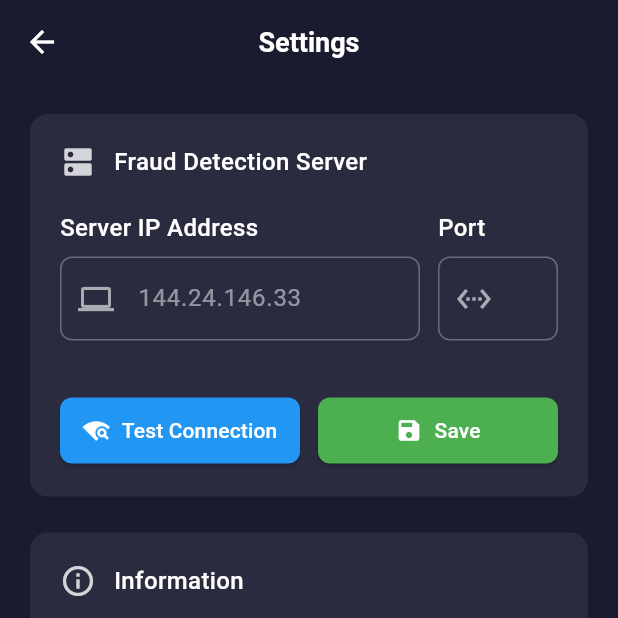
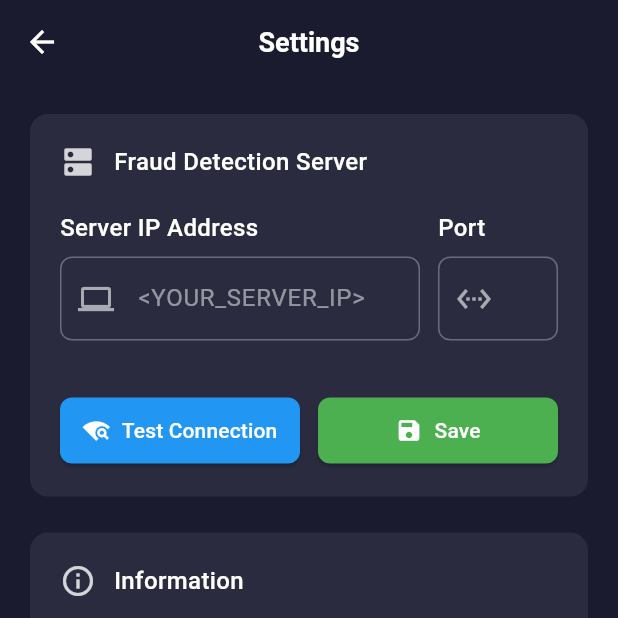
Before and after one commit to ConsoleCzar-2/Beyond_Rules, a Flutter app: the SettingsPage screen opened directly, on a phone screen of 412 x 824 dp, the top half of it. Run offline on Flutter 3.47's test engine with Material 3 defaults, Android fonts, the phone set to English and light mode, and no system bars; our stand-ins replace fl_chart, shared_preferences; missing offline and left inert: tflite_flutter; accounts and stored records are empty; network calls fail.

Commit message:
modified api config

```diff
--- a/mobile-app/lib/pages/settings_page.dart
+++ b/mobile-app/lib/pages/settings_page.dart
@@ -182,7 +182,7 @@ class _SettingsPageState extends State<SettingsPage> {
                                 style: const TextStyle(color: AppColors.white),
                                 keyboardType: TextInputType.numberWithOptions(decimal: true),
                                 decoration: InputDecoration(
-                                  hintText: '144.24.146.33',
+                                  hintText: '<YOUR_SERVER_IP>',
                                   hintStyle: TextStyle(color: AppColors.white.withOpacity(0.5)),
                                   enabledBorder: OutlineInputBorder(
                                     borderSide: BorderSide(color: AppColors.white.withOpacity(0.3)),
--- a/mobile-app/lib/services/settings_service.dart
+++ b/mobile-app/lib/services/settings_service.dart
@@ -8,7 +8,7 @@ class SettingsService {
   static const String _ipKey = 'server_ip';
   static const String _portKey = 'server_port';
 
-  static const String _defaultServerIp = '144.24.146.33';
+  static const String _defaultServerIp = '<YOUR_SERVER_IP>';
   static const String _defaultServerPort = '8000';
 
   static String _currentServerIp = _defaultServerIp;
--- a/signature-verification/lib/services/signature_api_service.dart
+++ b/signature-verification/lib/services/signature_api_service.dart
@@ -3,7 +3,7 @@ import 'package:http/http.dart' as http;
 import '../models/signature_models.dart';
 
 class SignatureApiService {
-  static const String baseUrl = 'http://144.24.146.33:5000'; // Change this to your FastAPI server URL
+  static const String baseUrl = 'http://<YOUR_SERVER_IP>:5000'; // Change this to your FastAPI server URL
   static const String signaturesEndpoint = '/signatures';
 
   static Future<bool> uploadSignature(SignatureData signatureData) async {
```
Also changed, not shown: 2 other files.
